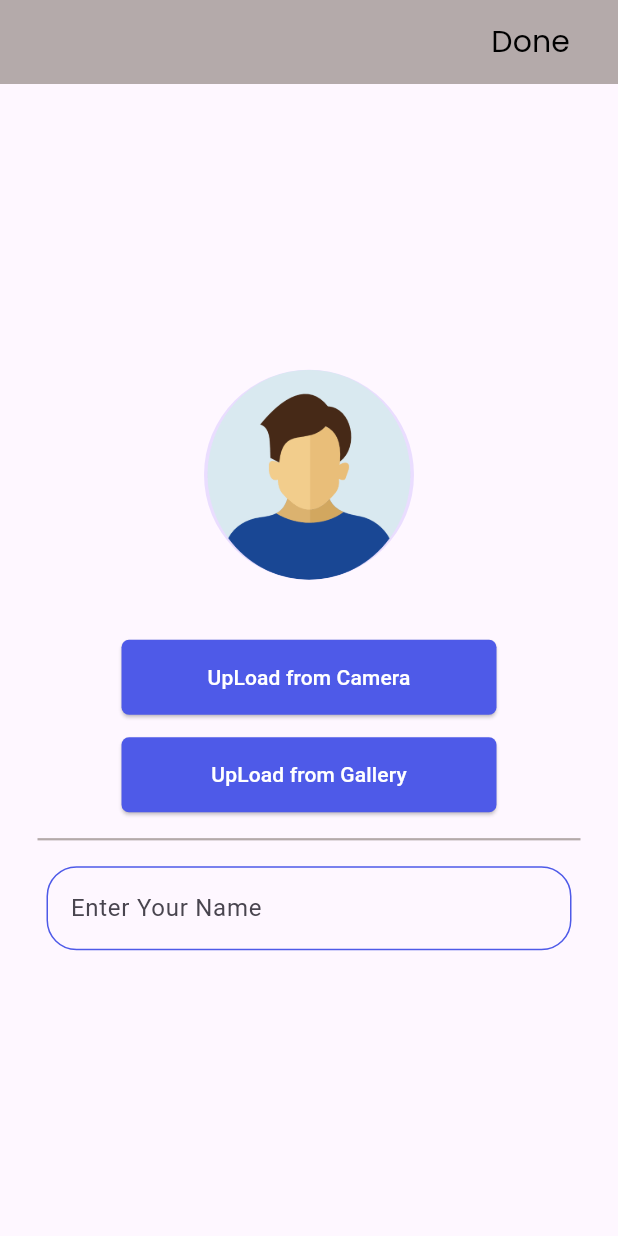
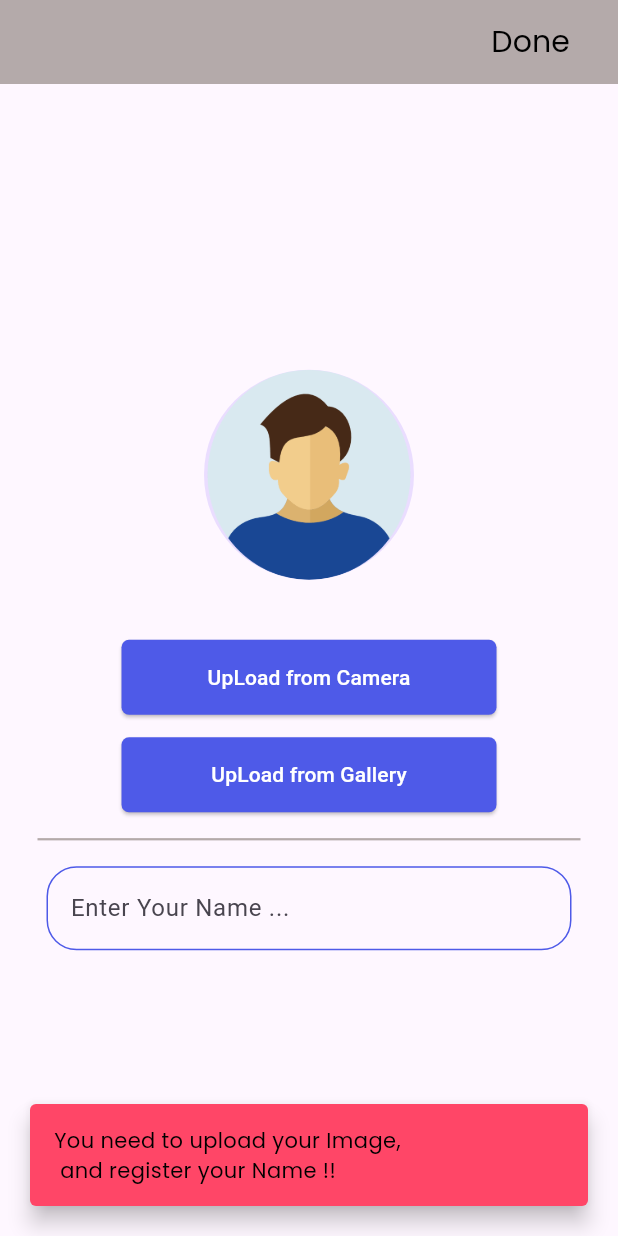
Before and after one commit to HussainFadl/Taskati-Flutter-G114-, a Flutter app: the screen it shows after launch, after a tap on "Done", on a phone screen of 412 x 824 dp. Run offline on Flutter 3.47's test engine with Material 3 defaults, Android fonts, the phone set to English and light mode, and no system bars; our stand-ins replace flutter_svg, gap, google_fonts, image_picker, lottie.

Commit message:
navigating to HomeView Page

```diff
--- a/lib/Core/Util/App_Functions.dart
+++ b/lib/Core/Util/App_Functions.dart
@@ -1,5 +1,8 @@
+
 
 import 'package:flutter/material.dart';
+import 'package:taskati_project/Core/Util/App_Colors.dart';
+import 'package:taskati_project/Core/Util/App_Text_Styles.dart';
 
 
 class AppFunctions{
@@ -14,4 +17,18 @@ class AppFunctions{
 
 
 }
+
+
+
+ static showMySnackBar(context, text ){
+   ScaffoldMessenger.of(context).showSnackBar(SnackBar(
+                      backgroundColor: AppColors.redColor,
+                      content: Text((text),
+                      style: getSmallStyle()),
+                      behavior: SnackBarBehavior.floating,
+                      margin: EdgeInsets.all(20),
+
+                      ));
+ }
+
 }
--- a/lib/Featuers/upload_view.dart
+++ b/lib/Featuers/upload_view.dart
@@ -1,17 +1,17 @@
 import 'dart:io';
-
 import 'package:flutter/material.dart';
-import 'package:flutter_svg/svg.dart';
 import 'package:gap/gap.dart';
 import 'package:image_picker/image_picker.dart';
 import 'package:taskati_project/Core/Util/App_Buttons.dart';
 import 'package:taskati_project/Core/Util/App_Colors.dart';
-import 'package:taskati_project/Core/Util/App_Images.dart';
+import 'package:taskati_project/Core/Util/App_Functions.dart';
 import 'package:taskati_project/Core/Util/App_Text_Styles.dart';
+import 'package:taskati_project/Featuers/home_view.dart';
 
 
 
 String? path;
+String name = '';
 
 class UpLoadView extends StatefulWidget {
   const UpLoadView({super.key});
@@ -32,7 +32,28 @@ class _UpLoadViewState extends State<UpLoadView> {
             Padding(
               padding: const EdgeInsets.only(right: 20),
               child: TextButton(
-                  onPressed: () {},
+                  onPressed: () {
+                    //name and image are ok
+                    if (path != null && name.isNotEmpty){
+                      AppFunctions.getMoveToNextPage(context: context,
+                      theScreenYouWantToProceed:const  HomeView());
+                     // no image
+                    }else if (path == null && name.isNotEmpty){
+                      AppFunctions.showMySnackBar(context, 'You need to upload your Image !!');
+                    // no name
+                    }else if (path != null && name.isEmpty){
+                      AppFunctions.showMySnackBar(context, 'You need to register your Name !!');
+                     AppFunctions.getMoveToNextPage(context: context,
+                      theScreenYouWantToProceed:const  HomeView());
+                     //no image and no name
+                    }else{
+                      AppFunctions.showMySnackBar(context, 'You need to upload your Image,\n and register your Name !! ');
+
+                    }
+
+
+
+                  },
                   child: Text('Done', style: getSmallStyle(fontSize: 20))),
             ),
           ],
@@ -80,8 +101,12 @@ class _UpLoadViewState extends State<UpLoadView> {
                 SizedBox(
                   width: 350,
                   child: TextFormField(
+                    // inputFormatters: [
+                    //   FilteringTextInputFormatter.digitsOnly
+                    // ],
                     decoration: InputDecoration(
-                      hintText: 'Enter Your Name',
+                      hintText: 'Enter Your Name ...',
+
                         enabledBorder: OutlineInputBorder(
                             borderRadius: BorderRadius.circular(20),
                             borderSide: BorderSide(
@@ -99,6 +124,11 @@ class _UpLoadViewState extends State<UpLoadView> {
                           )
                         )
                             ),
+                            onChanged: (value) {
+                     setState(() {
+                       value = name;
+                     });
+                   },
                   ),
                 ),
                // Image(image: AppImages.getMyFavouriteImage(assetName: 'Assets/accountImage.svg') as ImageProvider ),
--- a/pubspec.yaml
+++ b/pubspec.yaml
@@ -36,6 +36,7 @@ dependencies:
   gap: ^3.0.1
   google_fonts: ^6.1.0
   image_picker: ^1.0.7
+  intl: ^0.19.0
   lottie: ^3.0.0
 
 dev_dependencies:
```
Also changed, not shown: lib/Featuers/home_view.dart (added, +80 -0 lines), Assets/apple-icon.png (added), Assets/apple-icon.svg (added), pubspec.lock.
